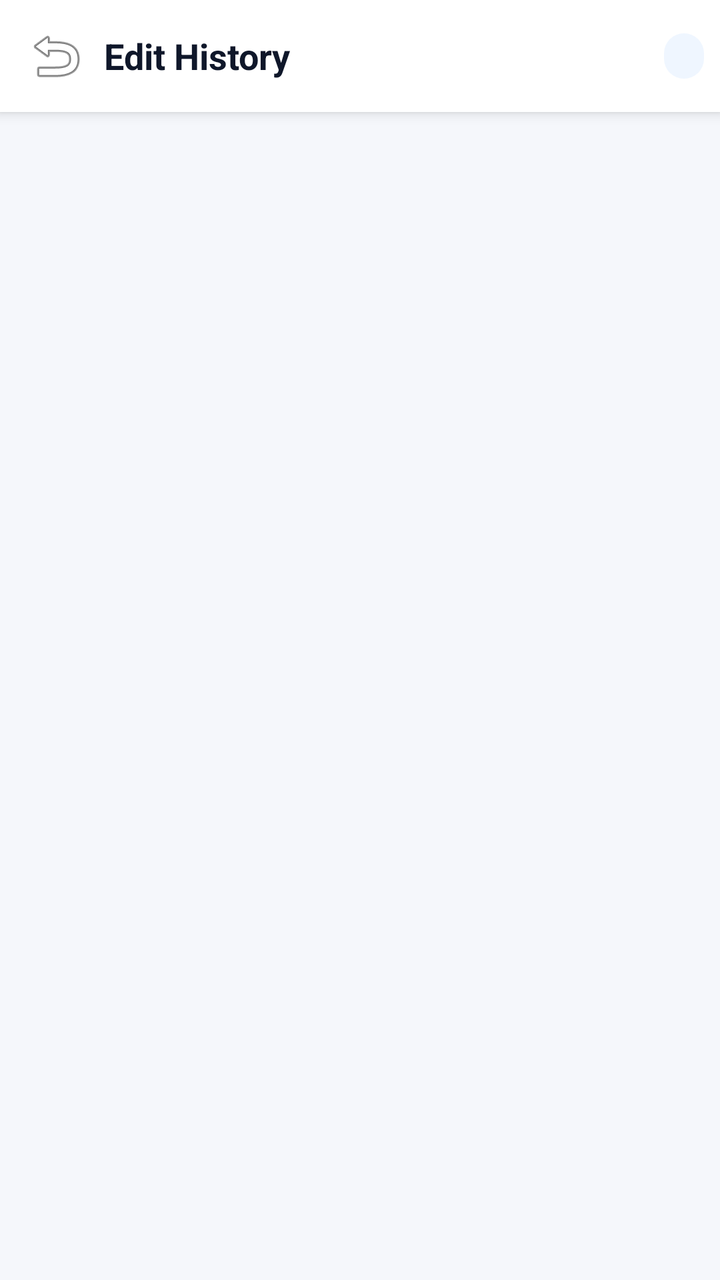
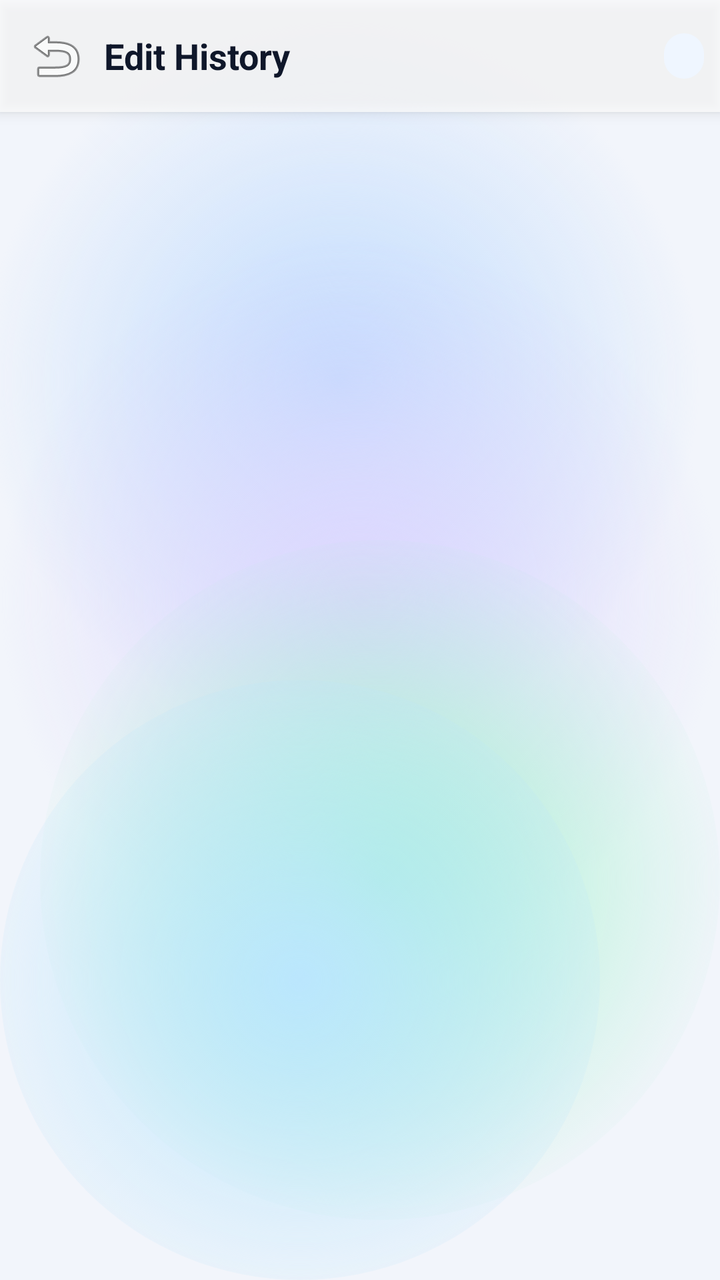

Before-and-after screenshots of an Android layout around one commit, followed by the original layout XML and the change that was made.
<!-- AndroidManifest.xml: application theme Theme.ExpenseOS -->
<!-- res/layout/activity_txn_edit_history.xml -->
<?xml version="1.0" encoding="utf-8"?>
<LinearLayout xmlns:android="http://schemas.android.com/apk/res/android"
    android:layout_width="match_parent"
    android:layout_height="match_parent"
    android:background="@color/bg"
    android:orientation="vertical">

    <LinearLayout
        android:layout_width="match_parent"
        android:layout_height="56dp"
        android:background="@color/nav_bg"
        android:elevation="4dp"
        android:gravity="center_vertical"
        android:orientation="horizontal"
        android:paddingHorizontal="8dp">

        <ImageButton
            android:id="@+id/btnHistoryBack"
            android:layout_width="40dp"
            android:layout_height="40dp"
            android:background="?attr/selectableItemBackgroundBorderless"
            android:contentDescription="Back"
            android:src="@android:drawable/ic_menu_revert" />

        <TextView
            android:layout_width="0dp"
            android:layout_height="wrap_content"
            android:layout_weight="1"
            android:paddingStart="4dp"
            android:text="Edit History"
            android:textColor="@color/text"
            android:textSize="18sp"
            android:textStyle="bold" />

        <TextView
            android:id="@+id/tvHistoryCount"
            android:layout_width="wrap_content"
            android:layout_height="wrap_content"
            android:background="@drawable/bg_hist_count_pill"
            android:paddingHorizontal="10dp"
            android:paddingVertical="4dp"
            android:textColor="@color/primary"
            android:textSize="11sp"
            android:textStyle="bold" />
    </LinearLayout>

    <androidx.recyclerview.widget.RecyclerView
        android:id="@+id/rvHistory"
        android:layout_width="match_parent"
        android:layout_height="0dp"
        android:layout_weight="1"
        android:paddingHorizontal="14dp"
        android:paddingTop="6dp"
        android:clipToPadding="false" />

    
    <LinearLayout
        android:id="@+id/emptyHistoryState"
        android:layout_width="match_parent"
        android:layout_height="0dp"
        android:layout_weight="1"
        android:gravity="center"
        android:orientation="vertical"
        android:visibility="gone">

        <TextView
            android:layout_width="wrap_content"
            android:layout_height="wrap_content"
            android:text="🕐"
            android:textSize="36sp" />

        <TextView
            android:layout_width="wrap_content"
            android:layout_height="wrap_content"
            android:layout_marginTop="8dp"
            android:text="No activity recorded yet"
            android:textColor="@color/text_muted"
            android:textSize="13sp" />
    </LinearLayout>
</LinearLayout>
<!-- resources referenced by this layout -->
<resources>
  <color name="bg">#F5F7FB</color>
  <color name="nav_bg">#FFFFFF</color>
  <style name="Theme.ExpenseOS" parent="Theme.MaterialComponents.DayNight.NoActionBar">
          <item name="colorPrimary">@color/primary</item>
          <item name="colorPrimaryVariant">@color/primary_dark</item>
          <item name="colorPrimaryDark">@color/primary_dark</item>
          <item name="colorOnPrimary">@color/on_primary</item>
          <item name="colorSecondary">@color/secondary</item>
          <item name="colorSecondaryVariant">@color/secondary_dark</item>
          <item name="colorOnSecondary">@color/on_primary</item>
          <item name="colorAccent">@color/primary</item>
          <item name="colorSurface">@color/surface</item>
          <item name="colorOnSurface">@color/text</item>
          <item name="colorOnBackground">@color/text</item>
          <item name="colorError">@color/danger</item>
          <item name="android:colorBackground">@color/bg</item>
          <item name="android:windowBackground">@color/bg</item>
  
          <item name="android:textColorPrimary">@color/text</item>
          <item name="android:textColorSecondary">@color/text_muted</item>
          <item name="android:textColorHint">@color/text_hint</item>
          <item name="android:fontFamily">sans-serif</item>
          <item name="fontFamily">sans-serif</item>
  
          
          <item name="android:statusBarColor">@color/bg</item>
          <item name="android:navigationBarColor">@color/nav_bg</item>
          <item name="android:windowLightStatusBar">true</item>
          <item name="android:windowLightNavigationBar" tools:targetApi="o_mr1">true</item>
          <item name="android:forceDarkAllowed" tools:targetApi="q">false</item>
  
          
          <item name="editTextStyle">@style/Widget.ExpenseOS.EditText</item>
          <item name="materialAlertDialogTheme">@style/ThemeOverlay.ExpenseOS.Dialog</item>
          <item name="bottomSheetDialogTheme">@style/ThemeOverlay.ExpenseOS.BottomSheet</item>
          <item name="materialTimePickerTheme">@style/ThemeOverlay.ExpenseOS.TimePicker</item>
          <item name="android:windowAnimationStyle">@style/Animation.ExpenseOS.Window</item>
          <item name="android:windowActivityTransitions">true</item>
          <item name="android:windowContentTransitions">true</item>
      </style>
  <color name="surface">#FFFFFF</color>
  <!-- unchanged entries left out for length: 21 -->
</resources>

<!-- the commit's change to res/layout/activity_txn_edit_history.xml (unified diff, before → after) -->
@@ -2,7 +2,7 @@
 <LinearLayout xmlns:android="http://schemas.android.com/apk/res/android"
     android:layout_width="match_parent"
     android:layout_height="match_parent"
-    android:background="@color/bg"
+    android:background="@android:color/transparent"
     android:orientation="vertical">
 
     <LinearLayout
<!-- resource entries referenced after the edit -->
@@ -1,7 +1,61 @@
 <!-- resources referenced by this layout -->
 <resources>
-  <color name="bg">#F5F7FB</color>
-  <color name="nav_bg">#FFFFFF</color>
+  <color name="bg">#F2F5FB</color>
+  <!-- drawable aurora_bg (drawable) -->
+  <?xml version="1.0" encoding="utf-8"?>
+  <layer-list xmlns:android="http://schemas.android.com/apk/res/android">
+      <item android:drawable="@color/aurora_base" />
+      <item android:width="380dp" android:height="380dp"
+          android:gravity="top|end"
+          android:drawable="@drawable/aurora_blob_blue" />
+      <item android:width="360dp" android:height="360dp"
+          android:gravity="start" android:top="120dp"
+          android:drawable="@drawable/aurora_blob_violet" />
+      <item android:width="340dp" android:height="340dp"
+          android:gravity="bottom|end" android:bottom="30dp"
+          android:drawable="@drawable/aurora_blob_mint" />
+      <item android:width="300dp" android:height="300dp"
+          android:gravity="bottom|start"
+          android:drawable="@drawable/aurora_blob_sky" />
+  </layer-list>
+  <color name="aurora_base">#F2F5FB</color>
+  <!-- drawable aurora_blob_blue (drawable) -->
+  <?xml version="1.0" encoding="utf-8"?>
+  <shape xmlns:android="http://schemas.android.com/apk/res/android" android:shape="oval">
+      <gradient
+          android:type="radial"
+          android:gradientRadius="180dp"
+          android:startColor="#BFDBFE"
+          android:endColor="#00BFDBFE" />
+  </shape>
+  <!-- drawable aurora_blob_violet (drawable) -->
+  <?xml version="1.0" encoding="utf-8"?>
+  <shape xmlns:android="http://schemas.android.com/apk/res/android" android:shape="oval">
+      <gradient
+          android:type="radial"
+          android:gradientRadius="180dp"
+          android:startColor="#DDD6FE"
+          android:endColor="#00DDD6FE" />
+  </shape>
+  <!-- drawable aurora_blob_mint (drawable) -->
+  <?xml version="1.0" encoding="utf-8"?>
+  <shape xmlns:android="http://schemas.android.com/apk/res/android" android:shape="oval">
+      <gradient
+          android:type="radial"
+          android:gradientRadius="180dp"
+          android:startColor="#A7F3D0"
+          android:endColor="#00A7F3D0" />
+  </shape>
+  <!-- drawable aurora_blob_sky (drawable) -->
+  <?xml version="1.0" encoding="utf-8"?>
+  <shape xmlns:android="http://schemas.android.com/apk/res/android" android:shape="oval">
+      <gradient
+          android:type="radial"
+          android:gradientRadius="180dp"
+          android:startColor="#BAE6FD"
+          android:endColor="#00BAE6FD" />
+  </shape>
+  <color name="nav_bg">#B9FFFFFF</color>
   <style name="Theme.ExpenseOS" parent="Theme.MaterialComponents.DayNight.NoActionBar">
           <item name="colorPrimary">@color/primary</item>
           <item name="colorPrimaryVariant">@color/primary_dark</item>
@@ -16,7 +70,7 @@
           <item name="colorOnBackground">@color/text</item>
           <item name="colorError">@color/danger</item>
           <item name="android:colorBackground">@color/bg</item>
-          <item name="android:windowBackground">@color/bg</item>
+          <item name="android:windowBackground">@drawable/aurora_bg</item>
   
           <item name="android:textColorPrimary">@color/text</item>
           <item name="android:textColorSecondary">@color/text_muted</item>
@@ -25,8 +79,8 @@
           <item name="fontFamily">sans-serif</item>
   
           
-          <item name="android:statusBarColor">@color/bg</item>
-          <item name="android:navigationBarColor">@color/nav_bg</item>
+          <item name="android:statusBarColor">@android:color/transparent</item>
+          <item name="android:navigationBarColor">@android:color/transparent</item>
           <item name="android:windowLightStatusBar">true</item>
           <item name="android:windowLightNavigationBar" tools:targetApi="o_mr1">true</item>
           <item name="android:forceDarkAllowed" tools:targetApi="q">false</item>
@@ -40,7 +94,7 @@
           <item name="android:windowActivityTransitions">true</item>
           <item name="android:windowContentTransitions">true</item>
       </style>
-  <color name="surface">#FFFFFF</color>
+  <color name="surface">#E9FFFFFF</color>
   <!-- unchanged entries left out for length: 21 -->
 </resources>
 
